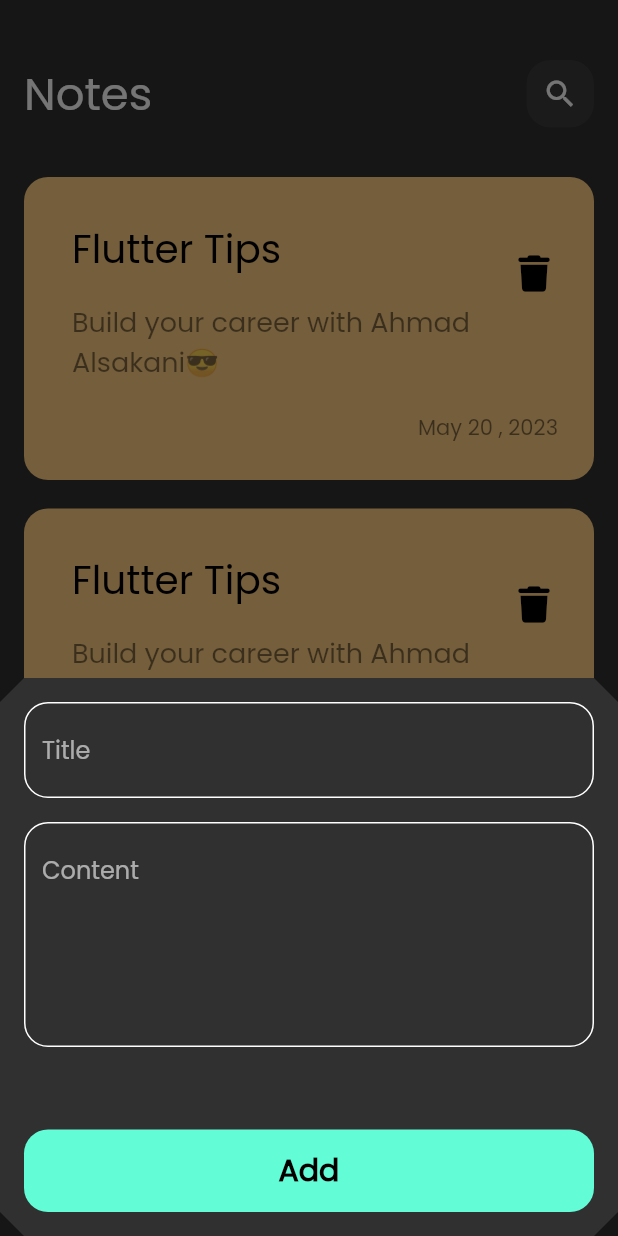
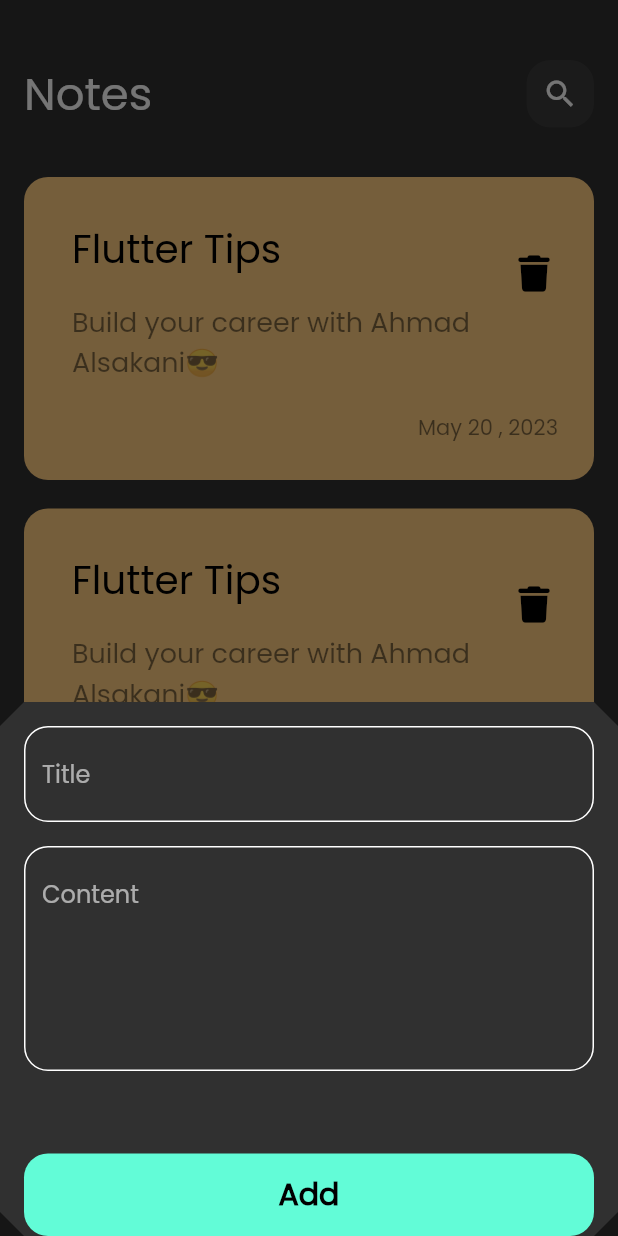
Before and after one commit to alsakniahmad51/note, a Flutter app: the screen it shows after launch, after a tap on the "add" icon, on a phone screen of 412 x 824 dp. Run offline on Flutter 3.47's test engine with Material 2 defaults, Android fonts, the phone set to English and light mode, and no system bars; our stand-ins replace bloc, flutter_bloc, font_awesome_flutter, hive, hive_flutter; accounts and stored records are empty.

Commit message:
edite add note bottom sheet

```diff
--- a/lib/views/Notes_view.dart
+++ b/lib/views/Notes_view.dart
@@ -12,6 +12,7 @@ class Notesview extends StatelessWidget {
       floatingActionButton: FloatingActionButton(
         onPressed: () {
           showModalBottomSheet(
+            isScrollControlled: true,
             shape: BeveledRectangleBorder(
               borderRadius: BorderRadius.circular(16),
             ),
--- a/lib/views/Widgets/Add_Note_BottonSheet.dart
+++ b/lib/views/Widgets/Add_Note_BottonSheet.dart
@@ -23,9 +23,13 @@ class AddNoteBottonSheet extends StatelessWidget {
         builder: (context, state) {
           return AbsorbPointer(
             absorbing: state is AddNoteLoading ? true : false,
-            child: const Padding(
-              padding: EdgeInsets.all(16.0),
-              child: SingleChildScrollView(child: AddNoteForm()),
+            child: Padding(
+              padding: EdgeInsets.only(
+                  left: 16,
+                  right: 16,
+                  top: 16,
+                  bottom: MediaQuery.of(context).viewInsets.bottom),
+              child: const SingleChildScrollView(child: AddNoteForm()),
             ),
           );
         },
```
